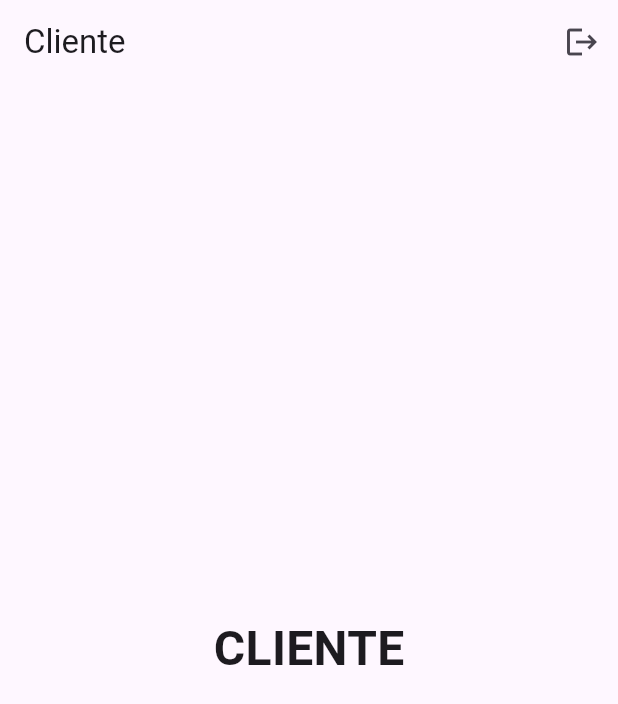
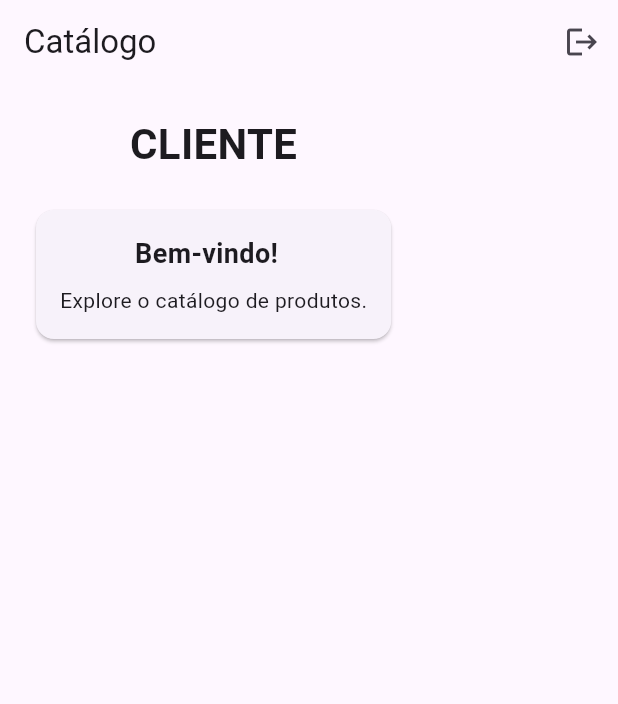
Before and after one commit to ApenasEsdras/gerenciamento-de-perfis, a Flutter app: the screen it shows once a user with an empty profile is signed in, on a phone screen of 412 x 824 dp. Shown: the top 704 px of the screen. Run offline on Flutter 3.47's test engine with Material 3 defaults, Android fonts, the light colour scheme and no system bars; our stand-ins replace cloud_firestore, cloud_functions, firebase_auth, firebase_core, share_plus; accounts and stored records are empty; generated files the repository leaves out were written again; network calls fail.

Commit message:
simplificando exibição dos dados na tela home

```diff
--- a/lib/main.dart
+++ b/lib/main.dart
@@ -1,5 +1,68 @@
-import 'package:appinncatalogo/screens/cliente_screen.dart';
-import 'package:appinncatalogo/screens/access_temp_screen.dart';
+// import 'package:appinncatalogo/screens/cliente_screen.dart';
+// import 'package:appinncatalogo/screens/access_temp_screen.dart';
+// import 'package:cloud_firestore/cloud_firestore.dart';
+// import 'package:firebase_auth/firebase_auth.dart';
+// import 'package:firebase_core/firebase_core.dart';
+// import 'package:flutter/foundation.dart';
+// import 'package:flutter/material.dart';
+// import 'firebase_options.dart';
+// import 'screens/login_screen.dart';
+// import 'screens/admin_screen.dart';
+// import 'screens/revendedor_screen.dart';
+
+
+// void main() async {
+//   WidgetsFlutterBinding.ensureInitialized();
+//   await Firebase.initializeApp(options: DefaultFirebaseOptions.currentPlatform);
+//   runApp(const MyApp());
+// }
+
+// class MyApp extends StatelessWidget {
+//   const MyApp({super.key});
+//   @override
+//   Widget build(BuildContext context) {
+//     return MaterialApp(
+//       title: 'Catálogo Simples',
+//       theme: ThemeData(primarySwatch: Colors.blue),
+//       home: kIsWeb
+//           ? (Uri.base.queryParameters['temp'] != null
+//               ? AccessTempScreen(tempUid: Uri.base.queryParameters['temp']!)
+//               : const AuthWrapper())
+//           : const AuthWrapper(),
+//       debugShowCheckedModeBanner: false,
+//     );
+//   }
+// }
+
+// class AuthWrapper extends StatelessWidget {
+//   const AuthWrapper({super.key});
+//   @override
+//   Widget build(BuildContext context) {
+//     return StreamBuilder(
+//       stream: FirebaseAuth.instance.authStateChanges(),
+//       builder: (context, snapshot) {
+//         if (snapshot.connectionState == ConnectionState.waiting) {
+//           return const Scaffold(body: Center(child: CircularProgressIndicator()));
+//         }
+//         if (!snapshot.hasData) return const LoginScreen();
+
+//         final uid = snapshot.data!.uid;
+//         return FutureBuilder<Map<String, dynamic>?>(
+//           future: FirebaseFirestore.instance.collection('users').doc(uid).get().then((s) => s.data()),
+//           builder: (context, snap) {
+//             if (!snap.hasData) return const Center(child: CircularProgressIndicator());
+//             final role = snap.data?['role'] ?? 'cliente';
+//             if (role == 'admin') return const AdminScreen();
+//             if (role == 'revendedor') return const RevendedorScreen();
+//             return const ClienteScreen();
+//           },
+//         );
+//       },
+//     );
+//   }
+// }
+
+
 import 'package:cloud_firestore/cloud_firestore.dart';
 import 'package:firebase_auth/firebase_auth.dart';
 import 'package:firebase_core/firebase_core.dart';
@@ -7,9 +70,7 @@ import 'package:flutter/foundation.dart';
 import 'package:flutter/material.dart';
 import 'firebase_options.dart';
 import 'screens/login_screen.dart';
-import 'screens/admin_screen.dart';
-import 'screens/revendedor_screen.dart';
-
+import 'screens/home_screen.dart';          // <-- nova tela única
 
 void main() async {
   WidgetsFlutterBinding.ensureInitialized();
@@ -19,44 +80,41 @@ void main() async {
 
 class MyApp extends StatelessWidget {
   const MyApp({super.key});
+
   @override
   Widget build(BuildContext context) {
     return MaterialApp(
       title: 'Catálogo Simples',
       theme: ThemeData(primarySwatch: Colors.blue),
-      home: kIsWeb
-          ? (Uri.base.queryParameters['temp'] != null
-              ? AccessTempScreen(tempUid: Uri.base.queryParameters['temp']!)
-              : const AuthWrapper())
-          : const AuthWrapper(),
       debugShowCheckedModeBanner: false,
+      home: const AuthWrapper(),
     );
   }
 }
 
+/// ---------------------------------------------------------------
+/// AuthWrapper – decide entre Login ou HomeScreen
+/// ---------------------------------------------------------------
 class AuthWrapper extends StatelessWidget {
   const AuthWrapper({super.key});
+
   @override
   Widget build(BuildContext context) {
-    return StreamBuilder(
+    return StreamBuilder<User?>(
       stream: FirebaseAuth.instance.authStateChanges(),
       builder: (context, snapshot) {
+        // 1. Ainda carregando
         if (snapshot.connectionState == ConnectionState.waiting) {
-          return const Scaffold(body: Center(child: CircularProgressIndicator()));
+          return const Center(child: CircularProgressIndicator());
         }
-        if (!snapshot.hasData) return const LoginScreen();
 
-        final uid = snapshot.data!.uid;
-        return FutureBuilder<Map<String, dynamic>?>(
-          future: FirebaseFirestore.instance.collection('users').doc(uid).get().then((s) => s.data()),
-          builder: (context, snap) {
-            if (!snap.hasData) return const Center(child: CircularProgressIndicator());
-            final role = snap.data?['role'] ?? 'cliente';
-            if (role == 'admin') return const AdminScreen();
-            if (role == 'revendedor') return const RevendedorScreen();
-            return const ClienteScreen();
-          },
-        );
+        // 2. Não logado → Login
+        if (!snapshot.hasData) {
+          return const LoginScreen();
+        }
+
+        // 3. Logado → HomeScreen (única tela que se adapta)
+        return const HomeScreen();
       },
     );
   }
--- /dev/null
+++ b/lib/screens/home_screen.dart
@@ -0,0 +1,139 @@
+// screens/home_screen.dart
+import 'package:cloud_functions/cloud_functions.dart';
+import 'package:firebase_auth/firebase_auth.dart';
+import 'package:cloud_firestore/cloud_firestore.dart';
+import 'package:flutter/material.dart';
+import 'package:intl/intl.dart';
+import 'package:share_plus/share_plus.dart';
+
+class HomeScreen extends StatelessWidget {
+  const HomeScreen({super.key});
+
+  Future<void> _gerarLink(BuildContext context) async {
+    try {
+      final functions = FirebaseFunctions.instanceFor(region: 'southamerica-east1');
+      final result = await functions.httpsCallable('gerarLinkTemporario').call();
+      final url = result.data['url'] as String;
+
+      await Share.share(
+        'Acesse os produtos em: $url',
+        subject: 'Link Temporário de Acesso',
+      );
+    } catch (e) {
+      ScaffoldMessenger.of(context).showSnackBar(
+        SnackBar(content: Text("Erro ao gerar link: $e")),
+      );
+    }
+  }
+
+  @override
+  Widget build(BuildContext context) {
+    final user = FirebaseAuth.instance.currentUser!;
+    final isExterno = user.uid.startsWith('temp_');
+
+    return Scaffold(
+      appBar: AppBar(
+        title: Text(isExterno ? "Acesso Temporário" : "Catálogo"),
+        actions: [
+          IconButton(
+            icon: const Icon(Icons.logout),
+            onPressed: () => FirebaseAuth.instance.signOut(),
+          ),
+        ],
+      ),
+      body: FutureBuilder<DocumentSnapshot>(
+        future: FirebaseFirestore.instance.collection('users').doc(user.uid).get(),
+        builder: (context, snapshot) {
+          if (snapshot.connectionState == ConnectionState.waiting) {
+            return const Center(child: CircularProgressIndicator());
+          }
+
+          if (!snapshot.hasData || !snapshot.data!.exists) {
+            return const Center(child: Text("Erro ao carregar perfil"));
+          }
+
+          final data = snapshot.data!.data() as Map<String, dynamic>;
+          final role = data['role'] ?? 'cliente';
+          final criadoPorUid = data['criadoPor'] as String?;
+          final expiresAt = (data['expiresAt'] as Timestamp?)?.toDate();
+
+          return SingleChildScrollView(
+            padding: const EdgeInsets.all(20),
+            child: Column(
+              children: [
+                // === TÍTULO DO PERFIL ===
+                Text(
+                  switch (role) {
+                    'admin' => "ADMINISTRADOR",
+                    'revendedor' => "REVENDEDOR",
+                    _ => isExterno ? "CLIENTE EXTERNO" : "CLIENTE",
+                  },
+                  style: const TextStyle(fontSize: 28, fontWeight: FontWeight.bold),
+                  textAlign: TextAlign.center,
+                ),
+                const SizedBox(height: 20),
+
+                // === INFORMAÇÕES DO ACESSO EXTERNO ===
+                if (isExterno) ...[
+                  FutureBuilder<DocumentSnapshot>(
+                    future: criadoPorUid != null
+                        ? FirebaseFirestore.instance.collection('users').doc(criadoPorUid).get()
+                        : null,
+                    builder: (context, adminSnap) {
+                      final adminNome = (adminSnap.hasData && adminSnap.data!.exists)
+                          ? ((adminSnap.data!.data() as Map<String, dynamic>)['nome'] ?? 'Admin')
+                          : 'Carregando...';
+                      return Column(
+                        children: [
+                          Text("Liberado por: $adminNome", style: const TextStyle(fontSize: 16)),
+                          const SizedBox(height: 8),
+                          if (expiresAt != null)
+                            Text(
+                              "Válido até: ${DateFormat('dd/MM HH:mm').format(expiresAt)}",
+                              style: const TextStyle(color: Colors.red, fontWeight: FontWeight.bold),
+                            ),
+                        ],
+                      );
+                    },
+                  ),
+                  const SizedBox(height: 30),
+                ],
+
+                // === BOTÃO PARA ADMIN ===
+                if (role == 'admin') ...[
+                  ElevatedButton.icon(
+                    onPressed: () => _gerarLink(context),
+                    icon: const Icon(Icons.link),
+                    label: const Text("Gerar Link Temporário (24h)"),
+                    style: ElevatedButton.styleFrom(
+                      padding: const EdgeInsets.symmetric(horizontal: 24, vertical: 16),
+                    ),
+                  ),
+                  const SizedBox(height: 30),
+                ],
+
+                // === CONTEÚDO PERSONALIZADO (exemplo) ===
+                Card(
+                  child: Padding(
+                    padding: const EdgeInsets.all(16),
+                    child: Column(
+                      children: [
+                        const Text("Bem-vindo!  ", style: TextStyle(fontSize: 18, fontWeight: FontWeight.bold)),
+                        const SizedBox(height: 8),
+                        Text(switch (role) {
+                          'admin' => "Você gerencia o catálogo e acessos temporários.",
+                          'revendedor' => "Você tem acesso aos produtos para revenda.",
+                          _ => "Explore o catálogo de produtos.",
+                        }),
+                      ],
+                    ),
+                  ),
+                ),
+              ],
+            ),
+          );
+        },
+      ),
+    );
+  }
+}
```
Also changed, not shown: 1 other file.
